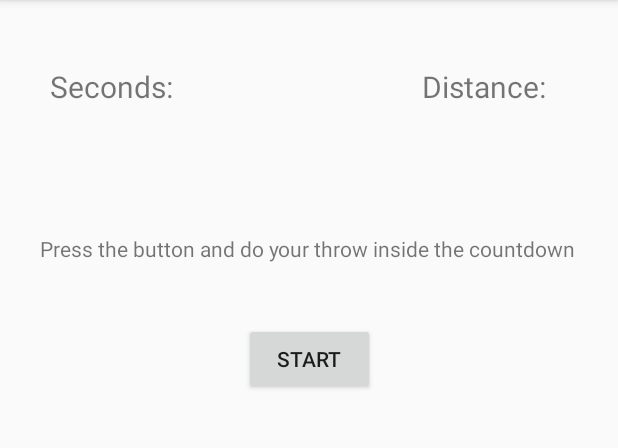
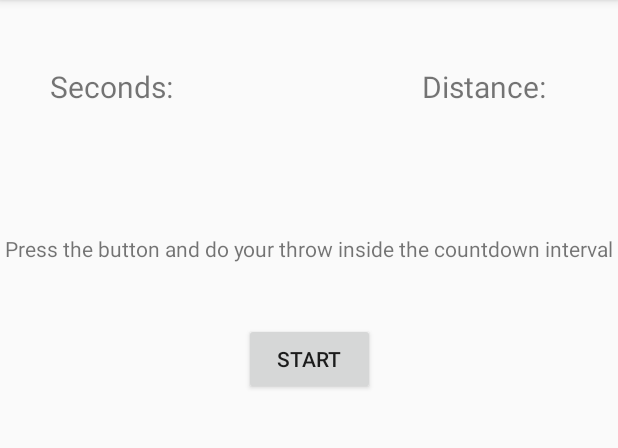
Before and after one commit to VegardSkaansar/virtualball, an Android app: the fragment ThrowFragment shown on its own in the app's theme, on a phone screen of 412 x 824 dp, the part 84-532 px from its top. Run offline under Robolectric (Android 15) with nearby library versions, the phone set to English and light mode, and no system bars; 5 statements that could not run were skipped.

```diff
--- a/app/src/main/res/layout/fragment_throw.xml
+++ b/app/src/main/res/layout/fragment_throw.xml
@@ -41,7 +41,7 @@
         android:layout_marginStart="8dp"
         android:layout_marginTop="156dp"
         android:layout_marginEnd="8dp"
-        android:text="Press the button and do your throw inside the countdown"
+        android:text="Press the button and do your throw inside the countdown interval"
         app:layout_constraintEnd_toEndOf="parent"
         app:layout_constraintHorizontal_bias="0.483"
         app:layout_constraintStart_toStartOf="parent"
```
Also changed, not shown: 1 other file.
